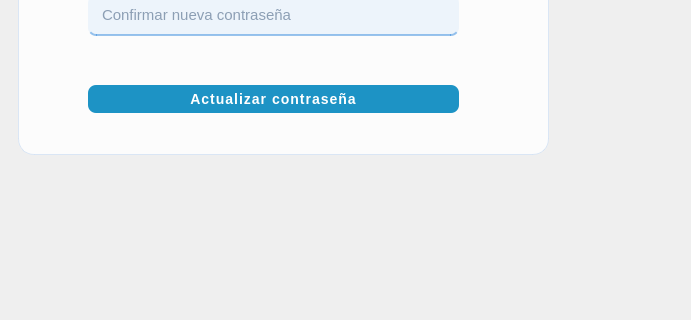
Old version of the form src/vista/ui/vistaRecuperar.ui in the repository laraanton/InSo; both pictures show x 0 to 691 and y 524 to 844 of the 1115 by 844 pixel window.
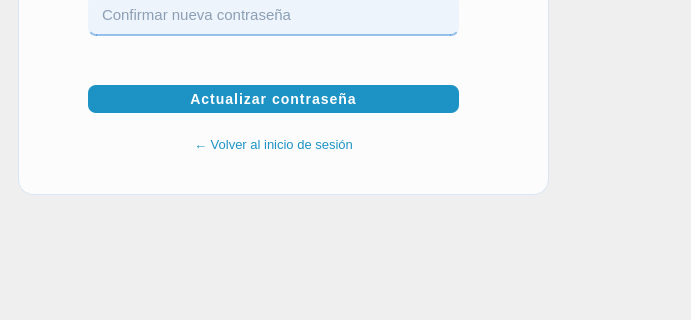
New version of the form. Icons and pictures are not drawn.

Commit message:
Modify UI for password recovery
Updated UI elements for password recovery screen, including height adjustments and improved button labels.

```diff
--- a/src/vista/ui/vistaRecuperar.ui
+++ b/src/vista/ui/vistaRecuperar.ui
@@ -30,7 +30,7 @@
            <x>9</x>
            <y>230</y>
            <width>531</width>
-           <height>440</height>
+           <height>480</height>
           </rect>
          </property>
          <property name="styleSheet">
@@ -221,6 +221,42 @@
           </property>
          </widget>
 
+         <!-- Botón: Volver al login -->
+         <widget class="QPushButton" name="botonVolver">
+          <property name="geometry">
+           <rect>
+            <x>70</x>
+            <y>415</y>
+            <width>371</width>
+            <height>28</height>
+           </rect>
+          </property>
+          <property name="styleSheet">
+           <string notr="true">QPushButton {
+	background-color: transparent;
+	color: rgb(29, 147, 197);
+	font-size: 13px;
+	font-weight: 400;
+	border: none;
+	border-radius: 8px;
+	padding: 6px;
+}
+QPushButton:hover {
+	color: rgb(24, 95, 165);
+	text-decoration: underline;
+}
+QPushButton:pressed {
+	color: rgb(12, 68, 124);
+}</string>
+          </property>
+          <property name="text">
+           <string>← Volver al inicio de sesión</string>
+          </property>
+          <property name="cursor">
+           <cursorShape>PointingHandCursor</cursorShape>
+          </property>
+         </widget>
+
         </widget>
        </widget>
       </item>
```
Left out of the diff: 14 changed lines with no effect on the pictures.
